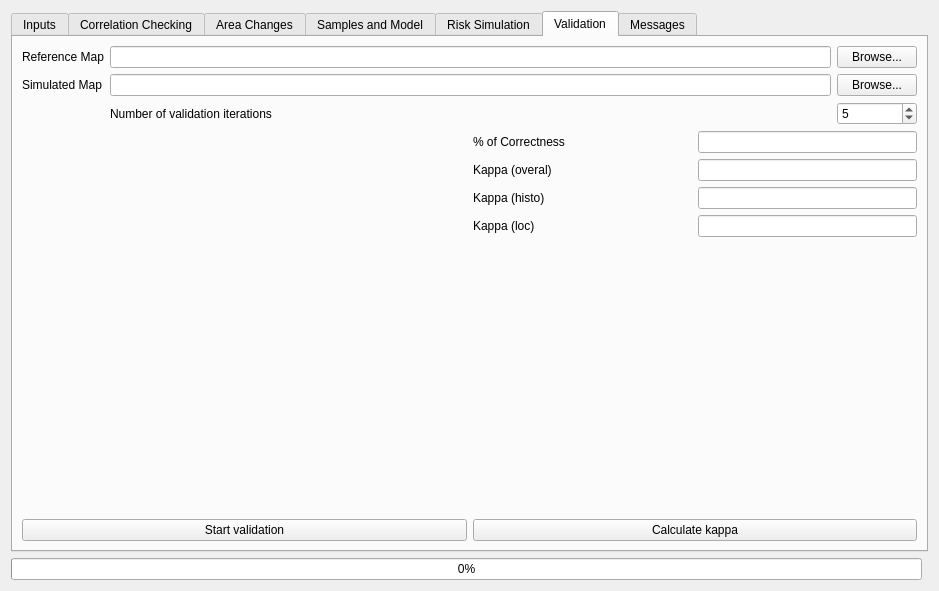
nextgis/qgis_molusce, file ui/moluscedialogbase.ui: the form before one commit.
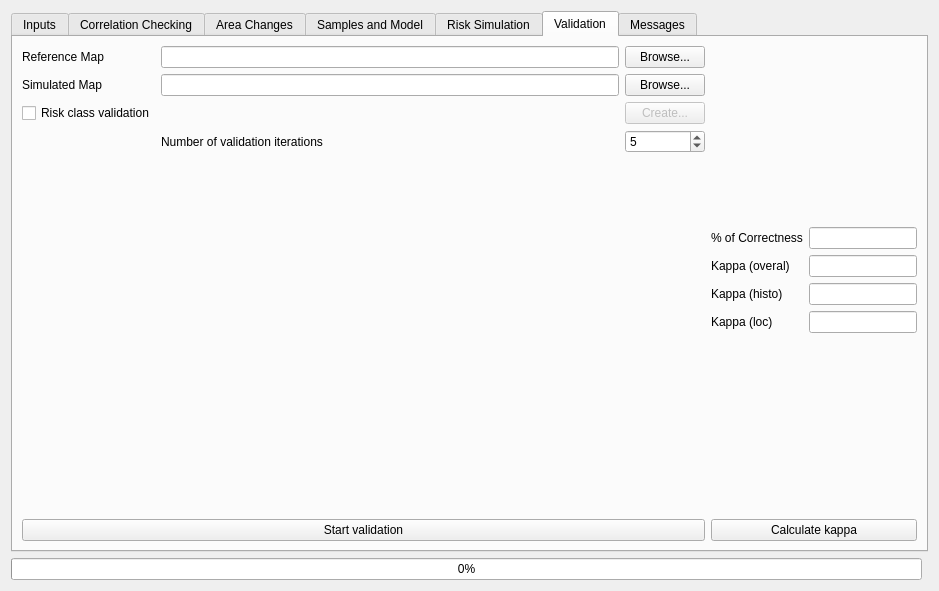
The form after the commit. Custom widgets are drawn as their Qt base class.

Commit message: Feature #409, Feature #408

```diff
--- a/ui/moluscedialogbase.ui
+++ b/ui/moluscedialogbase.ui
@@ -376,23 +376,6 @@
            </property>
           </widget>
          </item>
-         <item row="1" column="1">
-          <widget class="QLineEdit" name="leRiskValidationPath">
-           <property name="enabled">
-            <bool>false</bool>
-           </property>
-          </widget>
-         </item>
-         <item row="1" column="2">
-          <widget class="QPushButton" name="btnSelectRiskValidation">
-           <property name="enabled">
-            <bool>false</bool>
-           </property>
-           <property name="text">
-            <string>Browse...</string>
-           </property>
-          </widget>
-         </item>
          <item row="0" column="0">
           <widget class="QCheckBox" name="chkRiskFunction">
            <property name="text">
@@ -408,27 +391,20 @@
           </widget>
          </item>
          <item row="1" column="0">
-          <widget class="QCheckBox" name="chkRiskValidation">
-           <property name="text">
-            <string>Risk class validation</string>
-           </property>
-          </widget>
-         </item>
-         <item row="2" column="0">
           <widget class="QCheckBox" name="chkMonteCarlo">
            <property name="text">
             <string>Simulation result</string>
            </property>
           </widget>
          </item>
-         <item row="2" column="1">
+         <item row="1" column="1">
           <widget class="QLineEdit" name="leMonteCarloPath">
            <property name="enabled">
             <bool>false</bool>
            </property>
           </widget>
          </item>
-         <item row="2" column="2">
+         <item row="1" column="2">
           <widget class="QPushButton" name="btnSelectMonteCarlo">
            <property name="enabled">
             <bool>false</bool>
@@ -438,7 +414,7 @@
            </property>
           </widget>
          </item>
-         <item row="3" column="1">
+         <item row="2" column="1">
           <widget class="QLabel" name="lblIterations">
            <property name="enabled">
             <bool>false</bool>
@@ -448,7 +424,7 @@
            </property>
           </widget>
          </item>
-         <item row="3" column="2">
+         <item row="2" column="2">
           <widget class="QSpinBox" name="spnIterations">
            <property name="enabled">
             <bool>false</bool>
@@ -499,7 +475,7 @@
        <string>Validation</string>
       </attribute>
       <layout class="QGridLayout" name="gridLayout_11">
-       <item row="0" column="0" colspan="2">
+       <item row="0" column="0">
         <layout class="QGridLayout" name="gridLayout_9">
          <item row="1" column="0">
           <widget class="QLabel" name="label_12">
@@ -535,7 +511,7 @@
          <item row="1" column="1">
           <widget class="QLineEdit" name="leSimulatedMapPath"/>
          </item>
-         <item row="2" column="2">
+         <item row="3" column="2">
           <widget class="QSpinBox" name="spnValIterCount">
            <property name="minimum">
             <number>1</number>
@@ -548,41 +524,35 @@
            </property>
           </widget>
          </item>
-         <item row="2" column="1">
+         <item row="3" column="1">
           <widget class="QLabel" name="label_13">
            <property name="text">
             <string>Number of validation iterations</string>
            </property>
           </widget>
          </item>
+         <item row="2" column="0">
+          <widget class="QCheckBox" name="chkRiskValidation">
+           <property name="text">
+            <string>Risk class validation</string>
+           </property>
+          </widget>
+         </item>
+         <item row="2" column="2">
+          <widget class="QPushButton" name="btnSelectRiskValidation">
+           <property name="enabled">
+            <bool>false</bool>
+           </property>
+           <property name="text">
+            <string>Create...</string>
+           </property>
+          </widget>
+         </item>
         </layout>
        </item>
-       <item row="1" column="0">
-        <layout class="QVBoxLayout" name="layoutValPlot"/>
-       </item>
-       <item row="2" column="0">
-        <widget class="QPushButton" name="btnStartValidation">
-         <property name="text">
-          <string>Start validation</string>
-         </property>
-        </widget>
-       </item>
-       <item row="1" column="1">
+       <item row="0" column="1" rowspan="2">
         <layout class="QGridLayout" name="gridLayout_8">
-         <item row="4" column="1">
-          <spacer name="verticalSpacer_6">
-           <property name="orientation">
-            <enum>Qt::Vertical</enum>
-           </property>
-           <property name="sizeHint" stdset="0">
-            <size>
-             <width>20</width>
-             <height>40</height>
-            </size>
-           </property>
-          </spacer>
-         </item>
-         <item row="0" column="0">
+         <item row="1" column="0">
           <widget class="QLabel" name="label_21">
            <property name="sizePolicy">
             <sizepolicy hsizetype="Preferred" vsizetype="Preferred">
@@ -595,7 +565,7 @@
            </property>
           </widget>
          </item>
-         <item row="1" column="1">
+         <item row="2" column="1">
           <widget class="QLineEdit" name="leKappaOveral">
            <property name="sizePolicy">
             <sizepolicy hsizetype="Preferred" vsizetype="Fixed">
@@ -608,7 +578,7 @@
            </property>
           </widget>
          </item>
-         <item row="3" column="0">
+         <item row="4" column="0">
           <widget class="QLabel" name="label_23">
            <property name="sizePolicy">
             <sizepolicy hsizetype="Preferred" vsizetype="Preferred">
@@ -621,7 +591,7 @@
            </property>
           </widget>
          </item>
-         <item row="1" column="0">
+         <item row="2" column="0">
           <widget class="QLabel" name="label_20">
            <property name="sizePolicy">
             <sizepolicy hsizetype="Preferred" vsizetype="Preferred">
@@ -634,7 +604,7 @@
            </property>
           </widget>
          </item>
-         <item row="2" column="1">
+         <item row="3" column="1">
           <widget class="QLineEdit" name="leKappaHisto">
            <property name="sizePolicy">
             <sizepolicy hsizetype="Preferred" vsizetype="Fixed">
@@ -644,7 +614,7 @@
            </property>
           </widget>
          </item>
-         <item row="3" column="1">
+         <item row="4" column="1">
           <widget class="QLineEdit" name="leKappaLoc">
            <property name="sizePolicy">
             <sizepolicy hsizetype="Preferred" vsizetype="Fixed">
@@ -657,7 +627,7 @@
            </property>
           </widget>
          </item>
-         <item row="0" column="1">
+         <item row="1" column="1">
           <widget class="QLineEdit" name="leKappaCorrectness">
            <property name="sizePolicy">
             <sizepolicy hsizetype="Preferred" vsizetype="Fixed">
@@ -670,7 +640,7 @@
            </property>
           </widget>
          </item>
-         <item row="2" column="0">
+         <item row="3" column="0">
           <widget class="QLabel" name="label_22">
            <property name="sizePolicy">
             <sizepolicy hsizetype="Preferred" vsizetype="Preferred">
@@ -683,8 +653,44 @@
            </property>
           </widget>
          </item>
+         <item row="0" column="1">
+          <spacer name="verticalSpacer_6">
+           <property name="orientation">
+            <enum>Qt::Vertical</enum>
+           </property>
+           <property name="sizeHint" stdset="0">
+            <size>
+             <width>20</width>
+             <height>40</height>
+            </size>
+           </property>
+          </spacer>
+         </item>
+         <item row="5" column="1">
+          <spacer name="verticalSpacer_3">
+           <property name="orientation">
+            <enum>Qt::Vertical</enum>
+           </property>
+           <property name="sizeHint" stdset="0">
+            <size>
+             <width>20</width>
+             <height>40</height>
+            </size>
+           </property>
+          </spacer>
+         </item>
         </layout>
        </item>
+       <item row="1" column="0">
+        <layout class="QVBoxLayout" name="layoutValPlot"/>
+       </item>
+       <item row="2" column="0">
+        <widget class="QPushButton" name="btnStartValidation">
+         <property name="text">
+          <string>Start validation</string>
+         </property>
+        </widget>
+       </item>
        <item row="2" column="1">
         <widget class="QPushButton" name="btnKappaCalc">
          <property name="text">
```
The commit also changes 2 other files.
